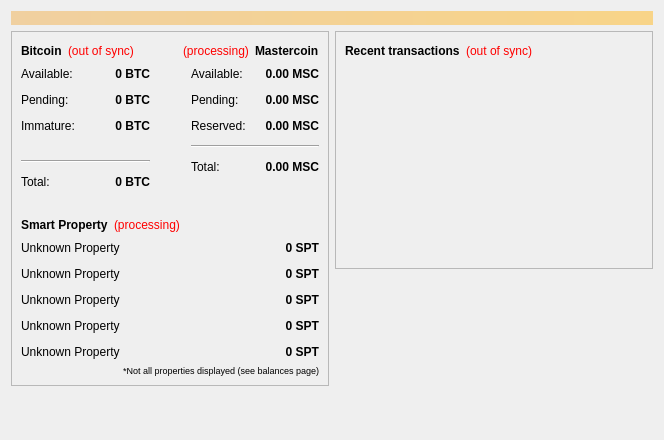
Qt form src/qt/forms/overviewpage.ui (zathras-crypto/mastercore) before a commit.
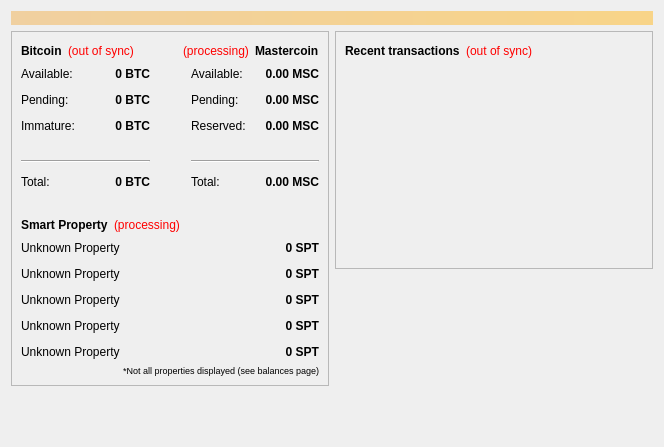
The same form after that commit.

Commit message:
QT: in "Overview" align BTC and MSC amounts
Before: http://i.imgur.com/2qv7bxf.png
After:  http://i.imgur.com/Y7S3CCb.png

The edit to the form file:
```diff
--- a/src/qt/forms/overviewpage.ui
+++ b/src/qt/forms/overviewpage.ui
@@ -7,7 +7,7 @@
     <x>0</x>
     <y>0</y>
     <width>664</width>
-    <height>440</height>
+    <height>447</height>
    </rect>
   </property>
   <property name="windowTitle">
@@ -406,21 +406,21 @@
                 </property>
                </widget>
               </item>
-              <item row="3" column="0" colspan="2">
+              <item row="4" column="0" colspan="2">
                <widget class="Line" name="addedLine">
                 <property name="orientation">
                  <enum>Qt::Horizontal</enum>
                 </property>
                </widget>
               </item>
-              <item row="4" column="0">
+              <item row="5" column="0">
                <widget class="QLabel" name="MSClabel_4">
                 <property name="text">
                  <string>Total:</string>
                 </property>
                </widget>
               </item>
-              <item row="4" column="1">
+              <item row="5" column="1">
                <widget class="QLabel" name="MSClabeltotal">
                 <property name="font">
                  <font>
@@ -445,6 +445,22 @@
                 </property>
                </widget>
               </item>
+              <item row="3" column="0">
+               <spacer name="verticalSpacer_5">
+                <property name="orientation">
+                 <enum>Qt::Vertical</enum>
+                </property>
+                <property name="sizeType">
+                 <enum>QSizePolicy::Fixed</enum>
+                </property>
+                <property name="sizeHint" stdset="0">
+                 <size>
+                  <width>20</width>
+                  <height>3</height>
+                 </size>
+                </property>
+               </spacer>
+              </item>
              </layout>
             </item>
            </layout>
```
